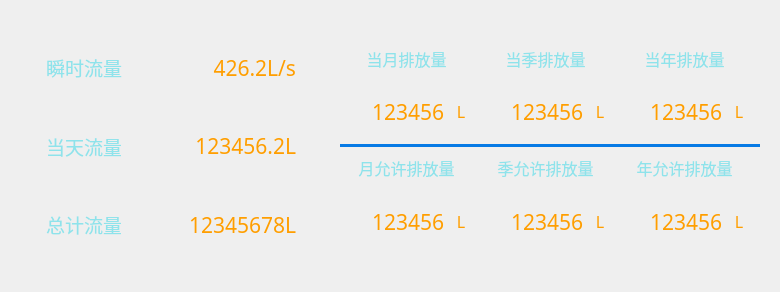
This is interface/src/ui/flowrtdwidget.ui in msq123sjl/zlkzq as Qt 5 draws it before an edit. The edited form follows.
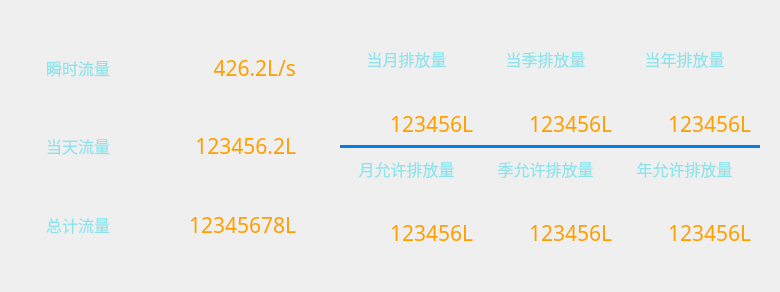
This is the edited form.

What changed in the file:
```diff
--- a/interface/src/ui/flowrtdwidget.ui
+++ b/interface/src/ui/flowrtdwidget.ui
@@ -65,9 +65,9 @@
             <widget class="QLabel" name="lab_light_main">
              <property name="font">
               <font>
-               <family>微软雅黑</family>
-               <pointsize>14</pointsize>
-               <weight>50</weight>
+               <family>楷体</family>
+               <pointsize>12</pointsize>
+               <weight>9</weight>
                <italic>false</italic>
                <bold>false</bold>
               </font>
@@ -144,15 +144,15 @@
              </property>
              <property name="maximumSize">
               <size>
-               <width>75</width>
+               <width>16777215</width>
                <height>16777215</height>
               </size>
              </property>
              <property name="font">
               <font>
-               <family>微软雅黑</family>
-               <pointsize>14</pointsize>
-               <weight>50</weight>
+               <family>楷体</family>
+               <pointsize>12</pointsize>
+               <weight>9</weight>
                <italic>false</italic>
                <bold>false</bold>
               </font>
@@ -217,15 +217,15 @@
              </property>
              <property name="maximumSize">
               <size>
-               <width>75</width>
+               <width>16777215</width>
                <height>16777215</height>
               </size>
              </property>
              <property name="font">
               <font>
-               <family>微软雅黑</family>
-               <pointsize>14</pointsize>
-               <weight>50</weight>
+               <family>楷体</family>
+               <pointsize>12</pointsize>
+               <weight>9</weight>
                <italic>false</italic>
                <bold>false</bold>
               </font>
@@ -401,7 +401,7 @@
                  </property>
                  <property name="maximumSize">
                   <size>
-                   <width>104</width>
+                   <width>16777215</width>
                    <height>16777215</height>
                   </size>
                  </property>
@@ -415,44 +415,13 @@
                   <string notr="true">color: rgb(255, 158, 0);</string>
                  </property>
                  <property name="text">
-                  <string>123456</string>
+                  <string>123456L</string>
                  </property>
                  <property name="alignment">
                   <set>Qt::AlignRight|Qt::AlignTrailing|Qt::AlignVCenter</set>
                  </property>
                 </widget>
                </item>
-               <item>
-                <widget class="QLabel" name="label_unit_7">
-                 <property name="minimumSize">
-                  <size>
-                   <width>0</width>
-                   <height>53</height>
-                  </size>
-                 </property>
-                 <property name="maximumSize">
-                  <size>
-                   <width>22</width>
-                   <height>53</height>
-                  </size>
-                 </property>
-                 <property name="font">
-                  <font>
-                   <family>楷体</family>
-                   <pointsize>12</pointsize>
-                  </font>
-                 </property>
-                 <property name="styleSheet">
-                  <string notr="true">color: rgb(255, 158, 0);</string>
-                 </property>
-                 <property name="text">
-                  <string>L</string>
-                 </property>
-                 <property name="alignment">
-                  <set>Qt::AlignCenter</set>
-                 </property>
-                </widget>
-               </item>
               </layout>
              </item>
             </layout>
@@ -519,7 +488,7 @@
                  </property>
                  <property name="maximumSize">
                   <size>
-                   <width>104</width>
+                   <width>16777215</width>
                    <height>16777215</height>
                   </size>
                  </property>
@@ -533,44 +502,13 @@
                   <string notr="true">color: rgb(255, 158, 0);</string>
                  </property>
                  <property name="text">
-                  <string>123456</string>
+                  <string>123456L</string>
                  </property>
                  <property name="alignment">
                   <set>Qt::AlignRight|Qt::AlignTrailing|Qt::AlignVCenter</set>
                  </property>
                 </widget>
                </item>
-               <item>
-                <widget class="QLabel" name="label_unit_8">
-                 <property name="minimumSize">
-                  <size>
-                   <width>0</width>
-                   <height>53</height>
-                  </size>
-                 </property>
-                 <property name="maximumSize">
-                  <size>
-                   <width>22</width>
-                   <height>53</height>
-                  </size>
-                 </property>
-                 <property name="font">
-                  <font>
-                   <family>楷体</family>
-                   <pointsize>12</pointsize>
-                  </font>
-                 </property>
-                 <property name="styleSheet">
-                  <string notr="true">color: rgb(255, 158, 0);</string>
-                 </property>
-                 <property name="text">
-                  <string>L</string>
-                 </property>
-                 <property name="alignment">
-                  <set>Qt::AlignCenter</set>
-                 </property>
-                </widget>
-               </item>
               </layout>
              </item>
             </layout>
@@ -641,7 +579,7 @@
                  </property>
                  <property name="maximumSize">
                   <size>
-                   <width>104</width>
+                   <width>16777215</width>
                    <height>16777215</height>
                   </size>
                  </property>
@@ -655,44 +593,13 @@
                   <string notr="true">color: rgb(255, 158, 0);</string>
                  </property>
                  <property name="text">
-                  <string>123456</string>
+                  <string>123456L</string>
                  </property>
                  <property name="alignment">
                   <set>Qt::AlignRight|Qt::AlignTrailing|Qt::AlignVCenter</set>
                  </property>
                 </widget>
                </item>
-               <item>
-                <widget class="QLabel" name="label_unit_9">
-                 <property name="minimumSize">
-                  <size>
-                   <width>0</width>
-                   <height>53</height>
-                  </size>
-                 </property>
-                 <property name="maximumSize">
-                  <size>
-                   <width>22</width>
-                   <height>53</height>
-                  </size>
-                 </property>
-                 <property name="font">
-                  <font>
-                   <family>楷体</family>
-                   <pointsize>12</pointsize>
-                  </font>
-                 </property>
-                 <property name="styleSheet">
-                  <string notr="true">color: rgb(255, 158, 0);</string>
-                 </property>
-                 <property name="text">
-                  <string>L</string>
-                 </property>
-                 <property name="alignment">
-                  <set>Qt::AlignCenter</set>
-                 </property>
-                </widget>
-               </item>
               </layout>
              </item>
             </layout>
@@ -763,7 +670,7 @@
                  </property>
                  <property name="maximumSize">
                   <size>
-                   <width>104</width>
+                   <width>16777215</width>
                    <height>16777215</height>
                   </size>
                  </property>
@@ -777,44 +684,13 @@
                   <string notr="true">color: rgb(255, 158, 0);</string>
                  </property>
                  <property name="text">
-                  <string>123456</string>
+                  <string>123456L</string>
                  </property>
                  <property name="alignment">
                   <set>Qt::AlignRight|Qt::AlignTrailing|Qt::AlignVCenter</set>
                  </property>
                 </widget>
                </item>
-               <item>
-                <widget class="QLabel" name="label_unit_5">
-                 <property name="minimumSize">
-                  <size>
-                   <width>0</width>
-                   <height>53</height>
-                  </size>
-                 </property>
-                 <property name="maximumSize">
-                  <size>
-                   <width>22</width>
-                   <height>53</height>
-                  </size>
-                 </property>
-                 <property name="font">
-                  <font>
-                   <family>楷体</family>
-                   <pointsize>12</pointsize>
-                  </font>
-                 </property>
-                 <property name="styleSheet">
-                  <string notr="true">color: rgb(255, 158, 0);</string>
-                 </property>
-                 <property name="text">
-                  <string>L</string>
-                 </property>
-                 <property name="alignment">
-                  <set>Qt::AlignCenter</set>
-                 </property>
-                </widget>
-               </item>
               </layout>
              </item>
             </layout>
@@ -885,7 +761,7 @@
                  </property>
                  <property name="maximumSize">
                   <size>
-                   <width>104</width>
+                   <width>16777215</width>
                    <height>16777215</height>
                   </size>
                  </property>
@@ -899,44 +775,13 @@
                   <string notr="true">color: rgb(255, 158, 0);</string>
                  </property>
                  <property name="text">
-                  <string>123456</string>
+                  <string>123456L</string>
                  </property>
                  <property name="alignment">
                   <set>Qt::AlignRight|Qt::AlignTrailing|Qt::AlignVCenter</set>
                  </property>
                 </widget>
                </item>
-               <item>
-                <widget class="QLabel" name="label_unit_4">
-                 <property name="minimumSize">
-                  <size>
-                   <width>0</width>
-                   <height>53</height>
-                  </size>
-                 </property>
-                 <property name="maximumSize">
-                  <size>
-                   <width>22</width>
-                   <height>53</height>
-                  </size>
-                 </property>
-                 <property name="font">
-                  <font>
-                   <family>楷体</family>
-                   <pointsize>12</pointsize>
-                  </font>
-                 </property>
-                 <property name="styleSheet">
-                  <string notr="true">color: rgb(255, 158, 0);</string>
-                 </property>
-                 <property name="text">
-                  <string>L</string>
-                 </property>
-                 <property name="alignment">
-                  <set>Qt::AlignCenter</set>
-                 </property>
-                </widget>
-               </item>
               </layout>
              </item>
             </layout>
@@ -1002,12 +847,12 @@
                  <property name="minimumSize">
                   <size>
                    <width>104</width>
-                   <height>53</height>
+                   <height>0</height>
                   </size>
                  </property>
                  <property name="maximumSize">
                   <size>
-                   <width>104</width>
+                   <width>16777215</width>
                    <height>53</height>
                   </size>
                  </property>
@@ -1021,44 +866,13 @@
                   <string notr="true">color: rgb(255, 158, 0);</string>
                  </property>
                  <property name="text">
-                  <string>123456</string>
+                  <string>123456L</string>
                  </property>
                  <property name="alignment">
                   <set>Qt::AlignRight|Qt::AlignTrailing|Qt::AlignVCenter</set>
                  </property>
                 </widget>
                </item>
-               <item>
-                <widget class="QLabel" name="label_unit_6">
-                 <property name="minimumSize">
-                  <size>
-                   <width>0</width>
-                   <height>53</height>
-                  </size>
-                 </property>
-                 <property name="maximumSize">
-                  <size>
-                   <width>22</width>
-                   <height>53</height>
-                  </size>
-                 </property>
-                 <property name="font">
-                  <font>
-                   <family>楷体</family>
-                   <pointsize>12</pointsize>
-                  </font>
-                 </property>
-                 <property name="styleSheet">
-                  <string notr="true">color: rgb(255, 158, 0);</string>
-                 </property>
-                 <property name="text">
-                  <string>L</string>
-                 </property>
-                 <property name="alignment">
-                  <set>Qt::AlignCenter</set>
-                 </property>
-                </widget>
-               </item>
               </layout>
              </item>
             </layout>
```
Left out of the diff: 6 changed lines with no effect on the pictures.
